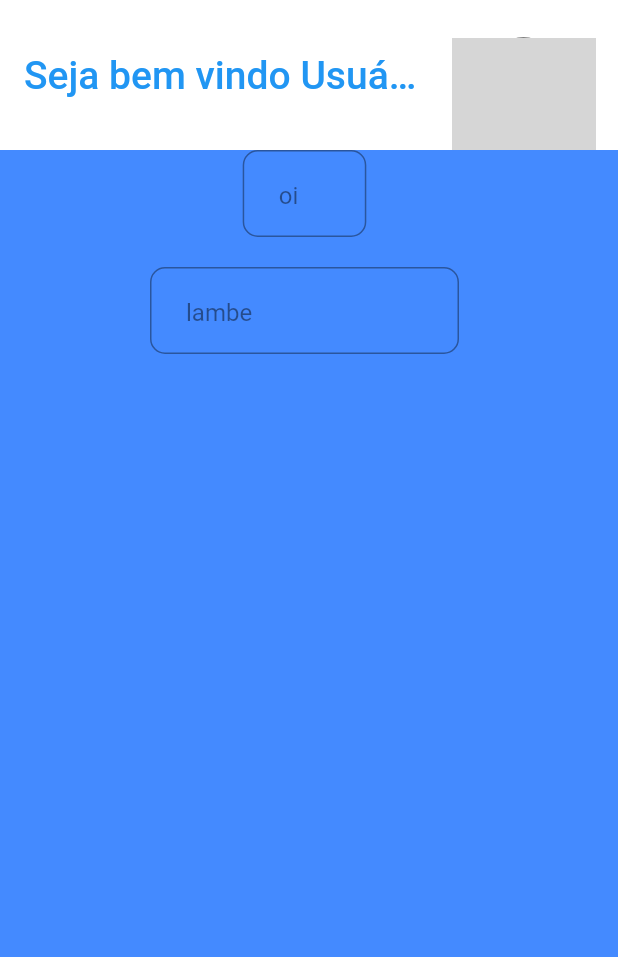
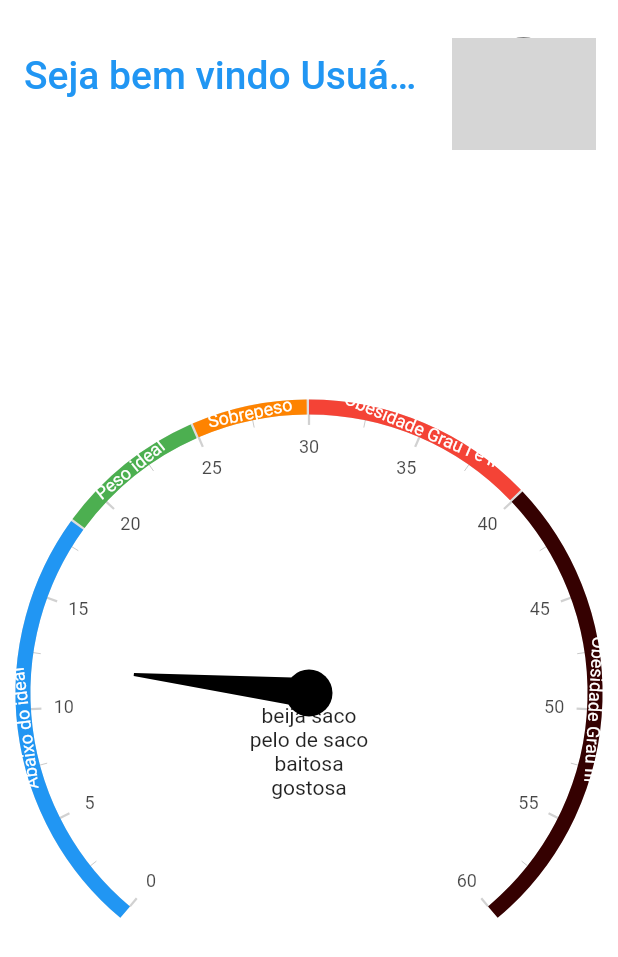
Before and after one commit to cacciatorieric/calculadora-imc, a Flutter app: the Home screen opened directly, on a phone screen of 412 x 824 dp. Shown: the top 957 px of the screen. Run offline on Flutter 3.47's test engine with Material 2 defaults, Android fonts, the phone set to English and light mode, and no system bars; drawn by our look-alikes of syncfusion_flutter_gauges; our stand-ins replace cloud_firestore, firebase_auth, firebase_core, flutter_svg, fluttertoast, font_awesome_flutter and 2 more; missing offline and left inert: dart:ffi; accounts and stored records are empty; network calls fail; grey boxes are pictures that could not be loaded.

Commit message:
grafico parcialmente feito

```diff
--- /dev/null
+++ b/calculadora_imc/lib/components/charts/seta_dinamica.dart
@@ -0,0 +1,24 @@
+import 'package:flutter/material.dart';
+
+class SetaDinamica extends StatelessWidget {
+  const SetaDinamica({
+    Key? key,
+    required this.valorCalculado,
+  }) : super(key: key);
+
+  final double? valorCalculado;
+
+  @override
+  Widget build(BuildContext context) {
+    double? valor = valorCalculado;
+    return Column(
+      children: [
+        Text(valor! < 10 ? 'fodase' : 'beija saco'),
+        Text(valor < 20 ? 'pelo de saco' : 'pepeka'),
+        Text(valor < 30 ? 'baitosa' : 'sao paulino'),
+        Text(valor < 40 ? 'gostosa' : 'fresco'),
+
+      ],
+    );
+  }
+}
--- a/calculadora_imc/lib/components/inputs/phone_input.dart
+++ b/calculadora_imc/lib/components/inputs/phone_input.dart
@@ -19,7 +19,6 @@ class PhoneInput extends StatelessWidget {
   final int? maxLenght;
   final TextInputType? tipoInput;
   final double? largura;
-
 
   @override
   Widget build(BuildContext context) {
--- a/calculadora_imc/lib/main.dart
+++ b/calculadora_imc/lib/main.dart
@@ -1,4 +1,5 @@
 import 'package:calculadora_imc/firebase_options.dart';
+import 'package:calculadora_imc/screens/home_screen.dart';
 import 'package:calculadora_imc/screens/login_screen.dart';
 import 'package:calculadora_imc/screens/splash_screen.dart';
 import 'package:cloud_firestore/cloud_firestore.dart';
@@ -27,7 +28,7 @@ class MyApp extends StatelessWidget {
         primaryColor: const Color.fromARGB(255, 53, 75, 52),
         scaffoldBackgroundColor: const Color.fromRGBO(69, 120, 66, 1),
       ),
-      home: const SplashScreen(),
+      home: const Home(),
     );
   }
 }
--- a/calculadora_imc/lib/screens/home_screen.dart
+++ b/calculadora_imc/lib/screens/home_screen.dart
@@ -1,13 +1,14 @@
-import 'package:calculadora_imc/components/inputs/phone_input.dart';
-import 'package:firebase_auth/firebase_auth.dart';
+import 'dart:ffi';
+
+import 'package:calculadora_imc/components/charts/seta_dinamica.dart';
 import 'package:flutter/material.dart';
-import 'package:flutter_svg/flutter_svg.dart';
-import 'package:flutter_svg/parser.dart';
 import 'package:fluttertoast/fluttertoast.dart';
 import 'package:google_fonts/google_fonts.dart';
-import 'login_screen.dart';
+import 'package:syncfusion_flutter_gauges/gauges.dart';
 
 class Home extends StatefulWidget {
+  const Home({Key? key}) : super(key: key);
+
   @override
   _HomeState createState() => _HomeState();
 }
@@ -15,6 +16,9 @@ class Home extends StatefulWidget {
 TextEditingController pesoController = TextEditingController();
 TextEditingController alturaController = TextEditingController();
 String? usuario;
+double? valorImc;
+
+Widget? pontuacao() {}
 
 class _HomeState extends State<Home> {
   String uid = "";
@@ -22,6 +26,7 @@ class _HomeState extends State<Home> {
   @override
   Widget build(BuildContext context) {
     usuario = 'Usuário(a)';
+    valorImc = 12;
     return Scaffold(
       appBar: AppBar(
         elevation: 0,
@@ -63,17 +68,59 @@ class _HomeState extends State<Home> {
         ],
       ),
       body: Container(
-color: Colors.blueAccent,
-        width: double.infinity,
-        alignment: Alignment.topLeft,
-        padding: EdgeInsets.only(left: 100),
-        child: Column(
-          children: [
-            PhoneInput(controller: pesoController, hint: 'oi', largura: MediaQuery.of(context).size.width * 0.2,),
-  SizedBox(height: 20, ),
-
-          PhoneInput(controller: alturaController, hint: 'lambe', largura: MediaQuery.of(context).size.width * 0.5)
-
+        color: const Color.fromARGB(255, 255, 255, 255),
+        child: SfRadialGauge(
+          axes: <RadialAxis>[
+            RadialAxis(
+              minimum: 0,
+              maximum: 60,
+              interval: 5,
+              ranges: <GaugeRange>[
+                GaugeRange(
+                  startValue: 0,
+                  endValue: 18.4,
+                  color: Colors.blue,
+                  label: 'Abaixo do ideal',
+                ),
+                GaugeRange(
+                  startValue: 18.5,
+                  endValue: 24.9,
+                  color: Colors.green,
+                  label: 'Peso ideal',
+                ),
+                GaugeRange(
+                  startValue: 25,
+                  endValue: 29.9,
+                  color: Color.fromARGB(255, 254, 131, 0),
+                  label: 'Sobrepeso',
+                ),
+                GaugeRange(
+                  startValue: 30,
+                  endValue: 39.9,
+                  color: Colors.red,
+                  label: 'Obesidade Grau I e II',
+                ),
+                GaugeRange(
+                  startValue: 40,
+                  endValue: 60,
+                  color: Color.fromARGB(255, 53, 1, 1),
+                  label: 'Obesidade Grau III',
+                ),
+              ],
+              pointers: <GaugePointer>[
+                NeedlePointer(
+                  value: valorImc!,
+                  enableAnimation: true,
+                )
+              ],
+              annotations: <GaugeAnnotation>[
+                GaugeAnnotation(
+                  widget: SetaDinamica(valorCalculado: valorImc),
+                  positionFactor: 0.2,
+                  angle: 90,
+                )
+              ],
+            )
           ],
         ),
       ),
--- a/calculadora_imc/pubspec.yaml
+++ b/calculadora_imc/pubspec.yaml
@@ -42,6 +42,8 @@ dependencies:
   google_fonts: ^3.0.0
   fluttertoast: ^8.0.9
   font_awesome_flutter: ^10.1.0
+  syncfusion_flutter_charts: ^20.1.57
+  syncfusion_flutter_gauges: ^20.1.57
 
 dev_dependencies:
   flutter_test:
```
Also changed, not shown: calculadora_imc/pubspec.lock.
